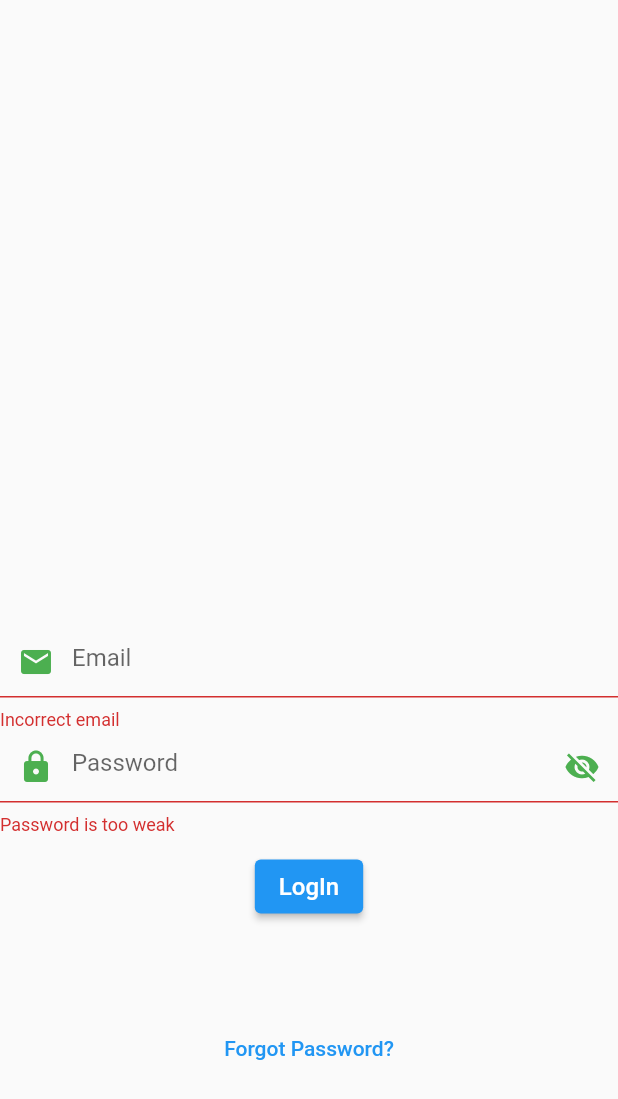
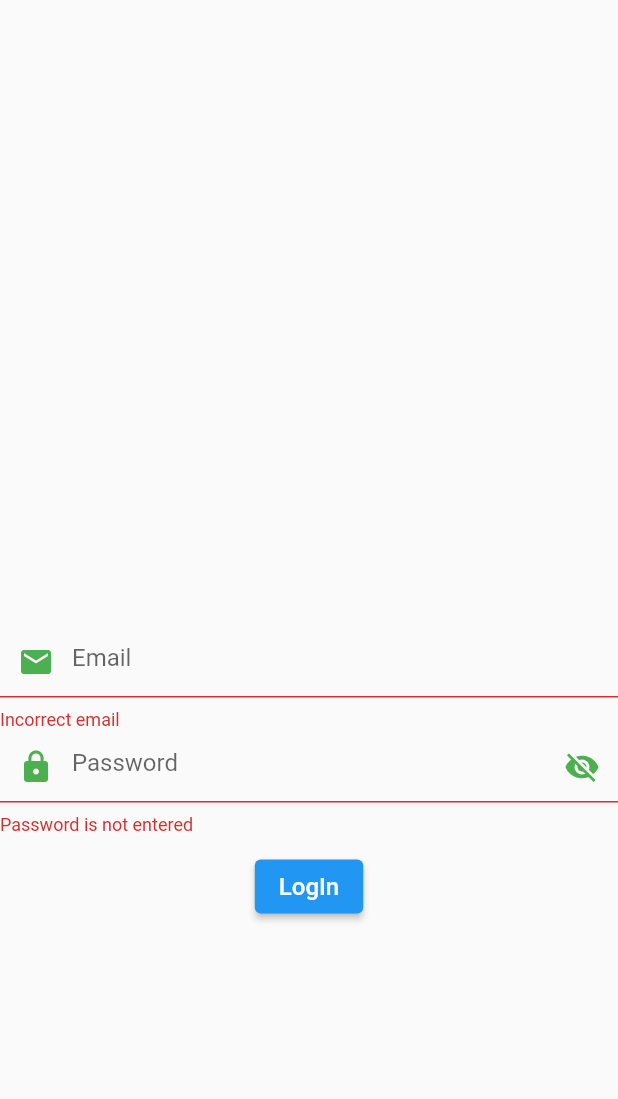
Before and after one commit to aahhmmeeddosama/Fruit-and-Vegetables-Basket, a Flutter app: the sign_in screen opened directly, after a tap on "LogIn", on a phone screen of 412 x 824 dp. Shown: the top 1099 px of the screen. Run offline on Flutter 3.47's test engine with Material 2 defaults, Android fonts, the phone set to English and light mode, and no system bars; our stand-ins replace firebase_auth, image_picker, shared_preferences, shimmer; missing offline and left inert: flutter_application_6, fruit_shope, login_app, network_image_mock, product_detail; accounts and stored records are empty.

```diff
--- a/lib/screens/signin_k.dart
+++ b/lib/screens/signin_k.dart
@@ -1,14 +1,14 @@
 import 'package:flutter/material.dart';
 import 'package:provider/provider.dart';
 
-import 'package:flutter_application_6/Provider/auth.dart';
-import 'package:flutter_application_6/screens/home_screen.dart';
-import 'package:flutter_application_6/screens/sign_up.dart';
+import '../Provider/auth.dart';
+import '../screens/home_screen.dart';
+import '../screens/sign_up.dart';
 
 import '../model/http_exception.dart';
 
 class sign_in extends StatefulWidget {
-  static const routeName = '/Sign-in';
+  static const routeName = '/Sign-in-updated';
   const sign_in({Key? key}) : super(key: key);
 
   @override
@@ -120,18 +120,6 @@ class _sign_inState extends State<sign_in> with SingleTickerProviderStateMixin {
       ),
     );
   }
-  /*
-  void _switchAuthMode() {
-    if (_authMode == AuthMode.Login) {
-      setState(() {
-        _authMode = AuthMode.SignUp;
-      });
-    } else {
-      setState(() {
-        _authMode = AuthMode.Login;
-      });
-    }
-  }*/
 
   bool _obsecure = true;
   @override
@@ -141,6 +129,39 @@ class _sign_inState extends State<sign_in> with SingleTickerProviderStateMixin {
       body: SingleChildScrollView(
         child: Column(
           children: [
+            /*Image.asset(
+              'assets/signin/Fruits-and-Vegetables.jpg',
+              width: size.width,
+            ),
+            Center(
+              child: Column(
+                children: [
+                  Text(
+                    "Fruits & Vegtables",
+                    //primary color that is green found in the main
+                    style: TextStyle(
+                        color: Theme.of(context).primaryColor,
+                        fontSize: 28,
+                        fontWeight: FontWeight.bold),
+                  ),
+                ],
+              ),
+            ),
+            Column(
+              crossAxisAlignment: CrossAxisAlignment.start,
+              children: [
+                //The title that appear before the text area
+                const Padding(
+                  padding: EdgeInsets.only(left: 10, top: 200),
+                  child: Text(
+                    "Sign In",
+                    style: TextStyle(
+                      fontWeight: FontWeight.bold,
+                      fontSize: 24,
+                    ),
+                  ),
+                ),*/
+            //const Padding(padding: EdgeInsets.all(0), child: sign_in()),
             //add the image and full the screen width
 
             Padding(
@@ -177,10 +198,11 @@ class _sign_inState extends State<sign_in> with SingleTickerProviderStateMixin {
                       TextFormField(
                         controller: passChecker,
                         validator: (value) {
-                          if (value == null ||
-                              value.isEmpty ||
-                              value.length <= 8) {
-                            return 'Password is too weak';
+                          if (value == null || value.isEmpty) {
+                            return 'Password is not entered';
+                          }
+                          if (value.length <= 8) {
+                            return 'Password is not correct';
                           }
                           return null;
                         },
@@ -248,19 +270,33 @@ class _sign_inState extends State<sign_in> with SingleTickerProviderStateMixin {
                   ),
                 ),
               )),
+
+              /* Row(
+                  mainAxisAlignment: MainAxisAlignment.center,
+                  children: [
+                    Padding(padding: EdgeInsets.only(bottom: size.height / 1)),
+                    InkWell(
+                      onTap: () {},
+                      child: const Text("Forget Password?",
+                          style: TextStyle(fontSize: 16)),
+                    ),
+                    const Padding(padding: EdgeInsets.only(left: 20, top: 0)),
+                    InkWell(
+                      onTap: () {
+                        Navigator.push(
+                          context,
+                          MaterialPageRoute(
+                              builder: (context) => const SignUp()),
+                        );
+                      },
+                      child: const Text(
+                        "Sign Up",
+                        style: TextStyle(fontSize: 16),
+                      ),
+                    ),
+                  ],
+                ),*/
             ),
-
-            Row(
-              mainAxisAlignment: MainAxisAlignment.center,
-              children: [
-                TextButton(
-                  child: Text('Forgot Password?'),
-                  onPressed: () => Navigator.of(context).push(
-                    MaterialPageRoute(builder: (context) => ResetScreen()),
-                  ),
-                )
-              ],
-            )
           ],
         ),
       ),
```
